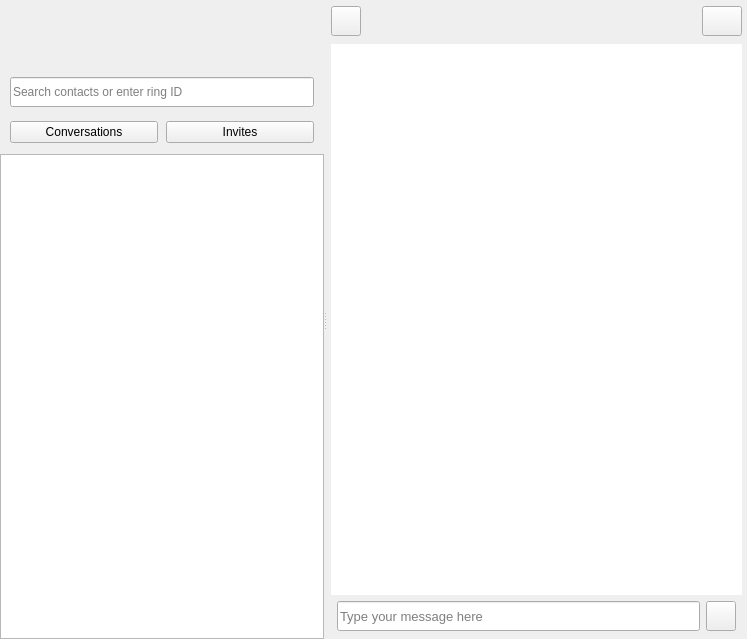
Before: the Qt Designer form callwidget.ui in savoirfairelinux/jami-client-windows, drawn with Qt 5.
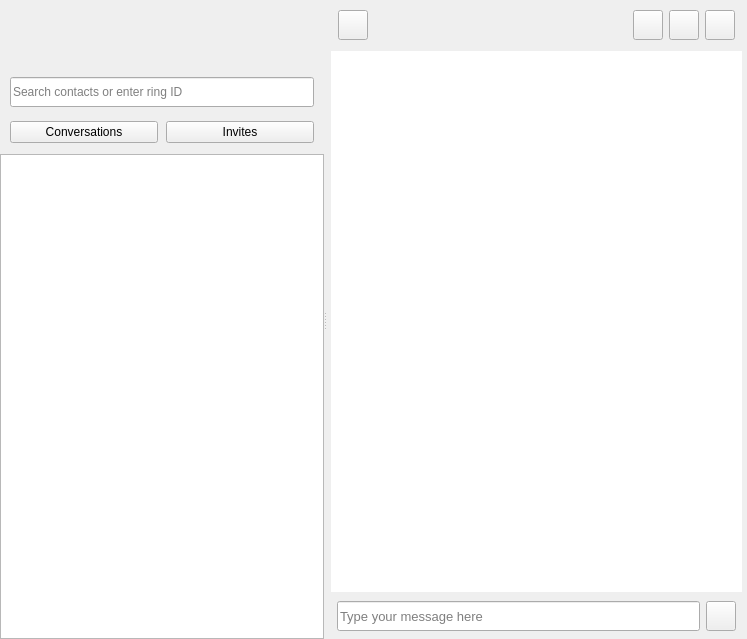
After: the same form once the commit is applied. Icons and pictures are not drawn. Custom widgets are drawn as their Qt base class.

Commit message: conversation view: add call buttons

```diff
--- a/callwidget.ui
+++ b/callwidget.ui
@@ -940,8 +940,30 @@
                   <property name="bottomMargin">
                    <number>0</number>
                   </property>
+                  <item>
+                   <spacer name="horizontalSpacer_2">
+                    <property name="orientation">
+                     <enum>Qt::Horizontal</enum>
+                    </property>
+                    <property name="sizeType">
+                     <enum>QSizePolicy::Fixed</enum>
+                    </property>
+                    <property name="sizeHint" stdset="0">
+                     <size>
+                      <width>7</width>
+                      <height>0</height>
+                     </size>
+                    </property>
+                   </spacer>
+                  </item>
                   <item>
                    <widget class="QPushButton" name="imBackButton">
+                    <property name="sizePolicy">
+                     <sizepolicy hsizetype="Minimum" vsizetype="Fixed">
+                      <horstretch>0</horstretch>
+                      <verstretch>0</verstretch>
+                     </sizepolicy>
+                    </property>
                     <property name="minimumSize">
                      <size>
                       <width>30</width>
@@ -984,7 +1006,7 @@
                      <number>0</number>
                     </property>
                     <property name="bottomMargin">
-                     <number>4</number>
+                     <number>0</number>
                     </property>
                     <item>
                      <widget class="QLabel" name="imNameLabel">
@@ -1053,6 +1075,22 @@
                     </item>
                    </layout>
                   </item>
+                  <item>
+                   <spacer name="verticalSpacer_3">
+                    <property name="orientation">
+                     <enum>Qt::Vertical</enum>
+                    </property>
+                    <property name="sizeType">
+                     <enum>QSizePolicy::Fixed</enum>
+                    </property>
+                    <property name="sizeHint" stdset="0">
+                     <size>
+                      <width>0</width>
+                      <height>40</height>
+                     </size>
+                    </property>
+                   </spacer>
+                  </item>
                   <item>
                    <spacer name="horizontalSpacer_6">
                     <property name="orientation">
@@ -1067,7 +1105,65 @@
                    </spacer>
                   </item>
                   <item>
-                   <widget class="QPushButton" name="sendContactRequestPageButton">
+                   <widget class="QPushButton" name="btnAudioCall">
+                    <property name="minimumSize">
+                     <size>
+                      <width>30</width>
+                      <height>30</height>
+                     </size>
+                    </property>
+                    <property name="maximumSize">
+                     <size>
+                      <width>30</width>
+                      <height>30</height>
+                     </size>
+                    </property>
+                    <property name="text">
+                     <string/>
+                    </property>
+                    <property name="icon">
+                     <iconset resource="ressources.qrc">
+                      <normaloff>:/images/icons/ic_phone_24px.svg</normaloff>:/images/icons/ic_phone_24px.svg</iconset>
+                    </property>
+                    <property name="iconSize">
+                     <size>
+                      <width>18</width>
+                      <height>18</height>
+                     </size>
+                    </property>
+                   </widget>
+                  </item>
+                  <item>
+                   <widget class="QPushButton" name="btnVideoCall">
+                    <property name="minimumSize">
+                     <size>
+                      <width>30</width>
+                      <height>30</height>
+                     </size>
+                    </property>
+                    <property name="maximumSize">
+                     <size>
+                      <width>30</width>
+                      <height>30</height>
+                     </size>
+                    </property>
+                    <property name="text">
+                     <string/>
+                    </property>
+                    <property name="icon">
+                     <iconset resource="ressources.qrc">
+                      <normaloff>:/images/icons/ic_video_call_24px.svg</normaloff>:/images/icons/ic_video_call_24px.svg</iconset>
+                    </property>
+                    <property name="iconSize">
+                     <size>
+                      <width>18</width>
+                      <height>18</height>
+                     </size>
+                    </property>
+                   </widget>
+                  </item>
+                  <item>
+                   <widget class="QPushButton" name="sendContactRequestButton">
                     <property name="sizePolicy">
                      <sizepolicy hsizetype="Minimum" vsizetype="Fixed">
                       <horstretch>0</horstretch>
@@ -1080,6 +1176,12 @@
                       <height>30</height>
                      </size>
                     </property>
+                    <property name="maximumSize">
+                     <size>
+                      <width>30</width>
+                      <height>30</height>
+                     </size>
+                    </property>
                     <property name="toolTip">
                      <string>Add to contacts</string>
                     </property>
@@ -1091,10 +1193,32 @@
                     </property>
                     <property name="icon">
                      <iconset resource="ressources.qrc">
-                      <normaloff>:/images/icons/ic_person_add_white_24dp.png</normaloff>:/images/icons/ic_person_add_white_24dp.png</iconset>
+                      <normaloff>:/images/icons/ic_person_add_black_24dp_2x.png</normaloff>:/images/icons/ic_person_add_black_24dp_2x.png</iconset>
+                    </property>
+                    <property name="iconSize">
+                     <size>
+                      <width>18</width>
+                      <height>18</height>
+                     </size>
                     </property>
                    </widget>
                   </item>
+                  <item>
+                   <spacer name="horizontalSpacer">
+                    <property name="orientation">
+                     <enum>Qt::Horizontal</enum>
+                    </property>
+                    <property name="sizeType">
+                     <enum>QSizePolicy::Fixed</enum>
+                    </property>
+                    <property name="sizeHint" stdset="0">
+                     <size>
+                      <width>7</width>
+                      <height>0</height>
+                     </size>
+                    </property>
+                   </spacer>
+                  </item>
                  </layout>
                 </item>
                 <item>
@@ -1145,7 +1269,7 @@
                    <number>6</number>
                   </property>
                   <property name="topMargin">
-                   <number>0</number>
+                   <number>3</number>
                   </property>
                   <property name="rightMargin">
                    <number>6</number>
```
Left out of the diff: 8 changed lines with no effect on the pictures. The commit also changes 12 other files.
